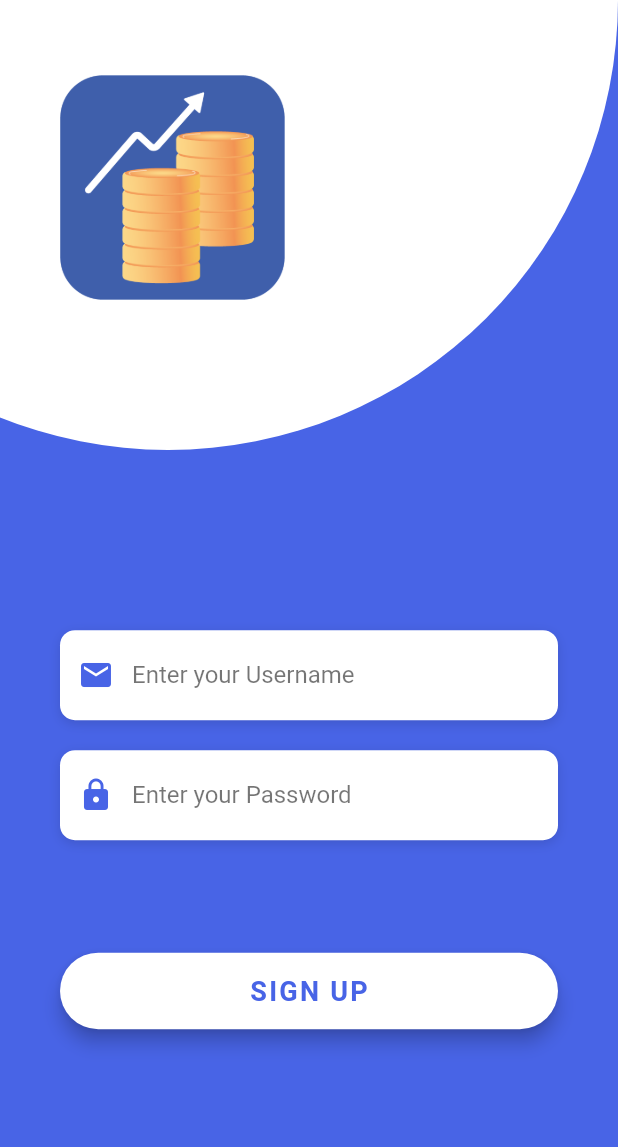
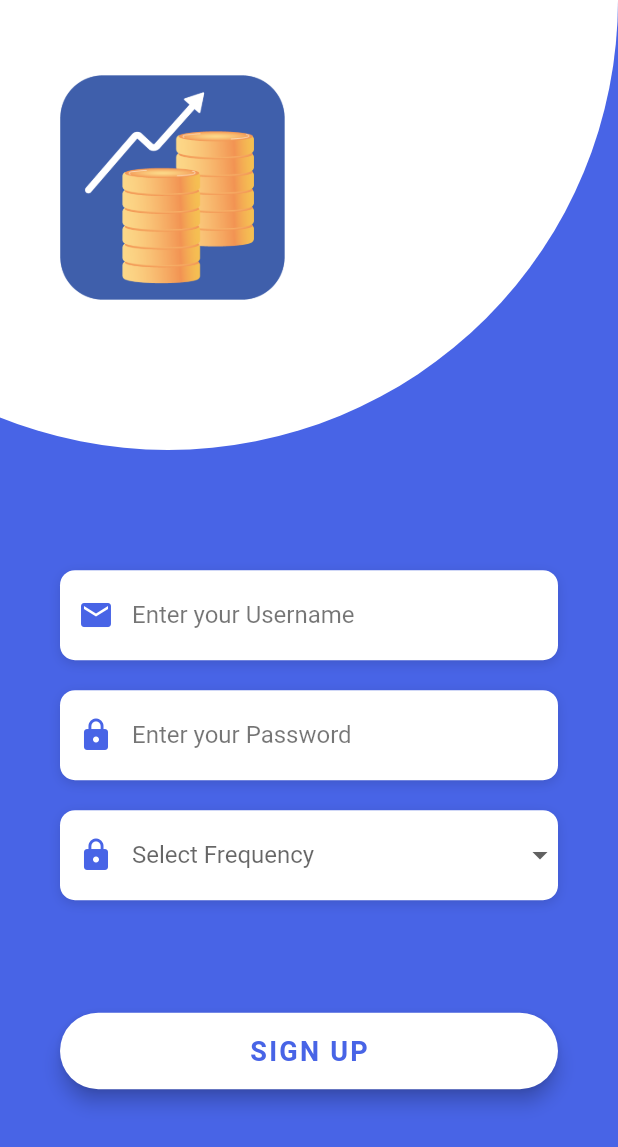
Before and after one commit to QizhengMo/Integral-Finance, a Flutter app: the screen it shows after launch, after a tap on "SIGN UP", on a phone screen of 412 x 824 dp. Shown: the top 1147 px of the screen. Run offline on Flutter 3.47's test engine with Material 2 defaults, Android fonts, the phone set to English and light mode, and no system bars; our stand-ins replace percent_indicator, shared_preferences; network calls fail; Roboto replaces fonts that are missing (OpenSans).

Commit message:
stable version 0.0.1

```diff
--- a/lib/auth/Login.dart
+++ b/lib/auth/Login.dart
@@ -6,9 +6,10 @@ import 'package:flutter/services.dart';
 import 'package:finance/utilities/constants.dart';
 import 'package:finance/utilities/helperWidgets.dart';
 
-
 import 'package:http/http.dart' as http;
 import 'package:provider/provider.dart';
+import 'package:shared_preferences/shared_preferences.dart';
+
 
 class Login extends StatefulWidget {
   @override
@@ -20,6 +21,31 @@ class _LoginState extends State<Login> {
   bool _canInput = true;
   var _username = '';
   var _password = '';
+  final TextEditingController usernameController = TextEditingController();
+  final TextEditingController passwordController = TextEditingController();
+
+  @override
+  void initState() {
+    super.initState();
+    loadRememberMe();
+  }
+
+  void loadRememberMe() async {
+    final prefs = await SharedPreferences.getInstance();
+
+    if (prefs.getBool('remember')) {
+      setState(() {
+        _username = prefs.getString('username') ?? '';
+        _password = prefs.getString('password') ?? '';
+        usernameController.text = _username;
+        passwordController.text = _password;
+        _rememberMe = true;
+      });
+    } else {
+      _rememberMe = false;
+    }
+
+  }
 
   @override
   Widget build(BuildContext context) {
@@ -64,10 +90,10 @@ class _LoginState extends State<Login> {
                         _buildRememberMeCheckbox(),
                         SizedBox(height: 70),
                         _buildLoginBtn(context),
-                      _buildSignupBtn(),
+                        _buildSignupBtn(context),
                       ],
                     ),
-                ),
+                  )
               ],
             ),
           ),
@@ -83,11 +109,12 @@ class _LoginState extends State<Login> {
         SizedBox(height: 10.0),
         Container(
           alignment: Alignment.centerLeft,
-          decoration: inputBoxStyle,
+          decoration: majorInputBoxStyle,
           height: 60.0,
           child: TextFormField(
             enabled: _canInput,
             keyboardType: TextInputType.name,
+            controller: usernameController,
             style: TextStyle(
               color: Colors.black,
               fontFamily: 'OpenSans',
@@ -116,10 +143,11 @@ class _LoginState extends State<Login> {
         SizedBox(height: 10.0),
         Container(
           alignment: Alignment.centerLeft,
-          decoration: inputBoxStyle,
+          decoration: majorInputBoxStyle,
           height: 60.0,
           child: TextFormField(
             obscureText: true,
+            controller: passwordController,
             style: TextStyle(
               color: Colors.black,
               fontFamily: 'OpenSans',
@@ -198,13 +226,13 @@ class _LoginState extends State<Login> {
     );
   }
 
-  Widget _buildSignupBtn() {
+  Widget _buildSignupBtn(BuildContext context) {
     return Container(
       padding: EdgeInsets.symmetric(vertical: 5.0),
       width: double.infinity,
       child: RaisedButton(
         elevation: 5.0,
-        onPressed: signupRoute,
+        onPressed: () => signupRoute(context),
         padding: EdgeInsets.all(15.0),
         shape: RoundedRectangleBorder(
           borderRadius: BorderRadius.circular(30.0),
@@ -237,31 +265,34 @@ class _LoginState extends State<Login> {
     );
 
     if (response.statusCode == 200) {
-      if (jsonDecode(response.body)['success']) {
       context.read<AuthModel>().login(_username);
       Navigator.pushNamedAndRemoveUntil(
           context, '/main', (Route<dynamic> route) => false);
+
+
+      SharedPreferences prefs = await SharedPreferences.getInstance();
+      if (_rememberMe) {
+        prefs.setString('username', _username);
+        prefs.setString('password', _password);
+        prefs.setBool('remember', true);
+      } else {
+        prefs.remove('username');
+        prefs.remove('password');
+        prefs.setBool('remember', false);
       }
+
     } else {
       _canInput = true;
-      Scaffold.of(context).showSnackBar(SnackBar(
-        content: Text(
-          'Incorrect Password/Username',
-          style: TextStyle(color: mainColor),
-        ),
-        backgroundColor: Colors.white,
-        action: SnackBarAction(
-            label: "Dismiss",
-            onPressed: () {
-              Scaffold.of(context).hideCurrentSnackBar();
-            },
-            textColor: Colors.red),
-      ));
+      mySnack(context, 'Incorrect Password/Username');
     }
   }
 
-  void signupRoute() async {
-    Navigator.pushNamed(context, '/signup');
+  void signupRoute(BuildContext context) async {
+    final result = await Navigator.pushNamed(context, '/signup');
+
+    if (result != null && result.runtimeType == String) {
+      mySnack(context, result);
+    }
   }
 }
 
--- a/lib/auth/Signup.dart
+++ b/lib/auth/Signup.dart
@@ -1,29 +1,30 @@
-import 'package:flutter/cupertino.dart';
+import 'package:finance/model/AuthModel.dart';
+import 'package:finance/utilities/helperWidgets.dart';
+import 'package:finance/utilities/constants.dart';
+
 import 'package:flutter/material.dart';
 import 'package:flutter/services.dart';
-import 'package:finance/utilities/constants.dart';
 
-import 'package:http/http.dart' as http;
-
-//Implemented following https://www.youtube.com/watch?v=6kaEbTfb444
-
+import 'package:provider/provider.dart';
 
 class Signup extends StatefulWidget {
   @override
   _SignupState createState() => _SignupState();
 }
 
-
 class _SignupState extends State<Signup> {
   var _username = '';
   var _password = '';
+  var _frequency = '';
 
   @override
   Widget build(BuildContext context) {
     return Scaffold(
       body: AnnotatedRegion<SystemUiOverlayStyle>(
         value: SystemUiOverlayStyle.light,
-        child: GestureDetector(
+        child:
+            // this widget can handle closing keyboard when clicking on other area
+            GestureDetector(
           onTap: () => FocusScope.of(context).unfocus(),
           child: Stack(
             children: <Widget>[
@@ -34,24 +35,19 @@ class _SignupState extends State<Signup> {
               ),
               Container(
                 child: CustomPaint(
-                  painter: LogoCirclePainter(MediaQuery
-                      .of(context)
-                      .size
-                      .width),
+                  painter: LogoCirclePainter(MediaQuery.of(context).size.width),
                   child: Container(
-                    child: Image(
-                        image: AssetImage('assets/pics/loginLogo.png')),
+                    child:
+                        Image(image: AssetImage('assets/pics/loginLogo.png')),
                     height: 150,
                     margin: EdgeInsets.only(top: 50, left: 40),
                   ),
                 ),
               ),
-              Container(
-                height: double.infinity,
-                margin: EdgeInsets.only(top: 0.3 * MediaQuery
-                    .of(context)
-                    .size
-                    .height),
+              Builder(builder: (context) {
+                return Container(
+                  margin: EdgeInsets.only(
+                      top: 0.3 * MediaQuery.of(context).size.height),
                   padding: EdgeInsets.symmetric(horizontal: 40),
                   child: Column(
                     mainAxisAlignment: MainAxisAlignment.center,
@@ -60,11 +56,14 @@ class _SignupState extends State<Signup> {
                       _buildUsernameFiled(),
                       SizedBox(height: 10.0),
                       _buildPasswordField(),
+                      SizedBox(height: 10.0),
+                      _buildFrequencyField(),
                       SizedBox(height: 70),
-                    _buildSignupBtn(),
+                      _buildSignupBtn(context),
                     ],
                   ),
-              ),
+                );
+              }),
             ],
           ),
         ),
@@ -79,12 +78,12 @@ class _SignupState extends State<Signup> {
         SizedBox(height: 10.0),
         Container(
           alignment: Alignment.centerLeft,
-          decoration: inputBoxStyle,
+          decoration: majorInputBoxStyle,
           height: 60.0,
           child: TextField(
             keyboardType: TextInputType.name,
             style: TextStyle(
-              color: Colors.black,
+              color: mainColor,
               fontFamily: 'OpenSans',
             ),
             decoration: InputDecoration(
@@ -95,9 +94,7 @@ class _SignupState extends State<Signup> {
                 color: mainColor,
               ),
               hintText: 'Enter your Username',
-              hintStyle: TextStyle(
-                  color: Colors.black54
-              ),
+              hintStyle: TextStyle(color: Colors.black54),
             ),
             onChanged: (text) {
               _username = text;
@@ -115,12 +112,13 @@ class _SignupState extends State<Signup> {
         SizedBox(height: 10.0),
         Container(
           alignment: Alignment.centerLeft,
-          decoration: inputBoxStyle,
+          decoration: majorInputBoxStyle,
           height: 60.0,
           child: TextField(
+
             obscureText: true,
             style: TextStyle(
-              color: Colors.black,
+              color: mainColor,
               fontFamily: 'OpenSans',
             ),
             decoration: InputDecoration(
@@ -131,9 +129,7 @@ class _SignupState extends State<Signup> {
                 color: mainColor,
               ),
               hintText: 'Enter your Password',
-              hintStyle: TextStyle(
-                  color: Colors.black54
-              ),
+              hintStyle: TextStyle(color: Colors.black54),
             ),
             onChanged: (text) {
               _password = text;
@@ -144,14 +140,48 @@ class _SignupState extends State<Signup> {
     );
   }
 
+  Widget _buildFrequencyField() {
+    return Column(
+      crossAxisAlignment: CrossAxisAlignment.start,
+      children: <Widget>[
+        SizedBox(height: 10.0),
+        Container(
+          alignment: Alignment.centerLeft,
+          decoration: majorInputBoxStyle,
+          height: 60.0,
+          child: DropdownButtonFormField(
+            style: TextStyle(
+              color: mainColor,
+              fontFamily: 'OpenSans',
+            ),
+            hint: Text("Select Frequency", style: TextStyle(fontSize: 16)),
+            decoration: InputDecoration(
+              border: InputBorder.none,
+              prefixIcon: Icon(
+                Icons.lock,
+                color: mainColor,
+              ),
+            ),
+            items: ["WEEKLY", "FORTNIGHTLY", "MONTHLY"]
+                .map((e) => DropdownMenuItem(
+                      child: Text(e),
+                      value: e,
+                    ))
+                .toList(),
+            onChanged: (value) => _frequency = value,
+          ),
+        ),
+      ],
+    );
+  }
 
-  Widget _buildSignupBtn() {
+  Widget _buildSignupBtn(BuildContext context) {
     return Container(
       padding: EdgeInsets.symmetric(vertical: 5.0),
       width: double.infinity,
       child: RaisedButton(
         elevation: 5.0,
-        onPressed: signupRoute,
+        onPressed: () => signupRoute(context),
         padding: EdgeInsets.all(15.0),
         shape: RoundedRectangleBorder(
           borderRadius: BorderRadius.circular(30.0),
@@ -171,15 +201,25 @@ class _SignupState extends State<Signup> {
     );
   }
 
-  void signupRoute() async {
+  void signupRoute(BuildContext context) async {
+    if (_frequency.length == 0 || _username.length == 0 || _password.length == 0) {
+      mySnack(context, "Please fill all fields.");
+      return;
+    }
 
-    Navigator.pushNamedAndRemoveUntil(context, '/login',  (Route<dynamic> route) => false);
+    String result = await context.read<AuthModel>()
+        .signup(_username, _password, _frequency);
+
+    if (result == "Successful") {
+      Navigator.pop(context, "Signed Up Successful");
+    } else {
+      mySnack(context, result.toUpperCase());
+    }
 
   }
-
-
 }
 
+/// Drawing logo background
 class LogoCirclePainter extends CustomPainter {
   var vw;
   LogoCirclePainter(this.vw);
--- a/lib/pages/MainNavi.dart
+++ b/lib/pages/MainNavi.dart
@@ -162,11 +162,11 @@ class _MainNavigationState extends State<MainNavigation> {
                       mainAxisAlignment: MainAxisAlignment.center,
                       children: <Widget>[
                         Icon(
-                          Icons.settings,
+                          Icons.account_circle,
                           color: currentTab == 3 ? mainColor : Colors.grey,
                         ),
                         Text(
-                          'Settings',
+                          'Profile',
                           style: TextStyle(
                             color: currentTab == 3 ? mainColor : Colors.grey,
                           ),
--- a/lib/utilities/constants.dart
+++ b/lib/utilities/constants.dart
@@ -16,7 +16,7 @@ final titleTextStyle = TextStyle(
   fontFamily: 'OpenSans',
 );
 
-final inputBoxStyle = BoxDecoration(
+final majorInputBoxStyle = BoxDecoration(
   color: Colors.white,
   borderRadius: BorderRadius.circular(10.0),
   boxShadow: [
--- a/pubspec.yaml
+++ b/pubspec.yaml
@@ -27,6 +27,7 @@ dependencies:
   percent_indicator: ^2.1.7+4
   provider: ^4.3.2+2
   badges: ^1.1.3
+  shared_preferences: ^0.5.12
 
 
   # The following adds the Cupertino Icons font to your application.
```
Also changed, not shown: lib/model/AuthModel.dart (+22 -5 lines), lib/model/BudgetModel.dart (+23 -0 lines), lib/pages/Home.dart (+23 -4 lines), pubspec.lock. Lines whose indentation alone changed are shown as unchanged.
